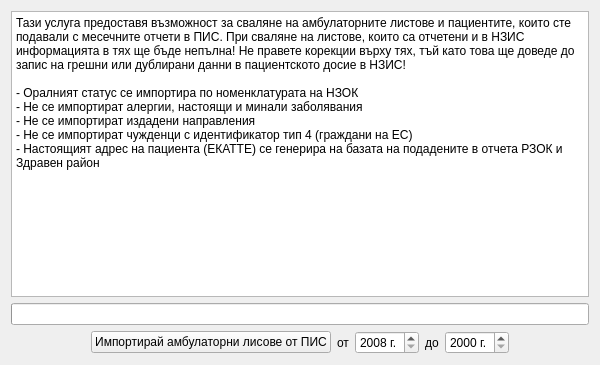
Old version of the form src/View/Widgets/PisImportView.ui in the repository thefinalcutbg/DinoDent.
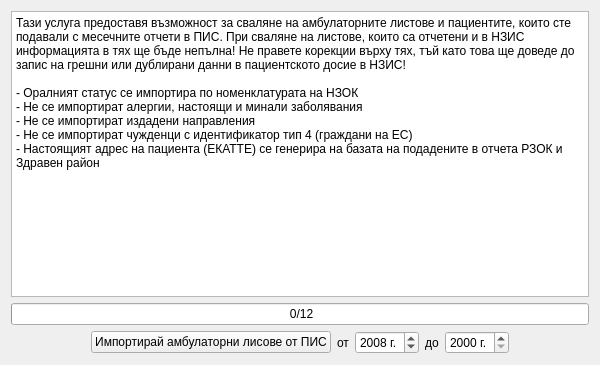
New version of the form.

```diff
--- a/src/View/Widgets/PisImportView.ui
+++ b/src/View/Widgets/PisImportView.ui
@@ -38,6 +38,12 @@
    </item>
    <item>
     <widget class="QProgressBar" name="progressBar">
+     <property name="enabled">
+      <bool>true</bool>
+     </property>
+     <property name="maximum">
+      <number>12</number>
+     </property>
      <property name="value">
       <number>0</number>
      </property>
@@ -45,7 +51,10 @@
       <set>Qt::AlignCenter</set>
      </property>
      <property name="textVisible">
-      <bool>false</bool>
+      <bool>true</bool>
+     </property>
+     <property name="format">
+      <string> %v/%m</string>
      </property>
     </widget>
    </item>
@@ -84,11 +93,14 @@
         <string> г.</string>
        </property>
        <property name="minimum">
-        <number>2008</number>
+        <number>2000</number>
        </property>
        <property name="maximum">
         <number>2050</number>
        </property>
+       <property name="value">
+        <number>2008</number>
+       </property>
       </widget>
      </item>
      <item>
```
